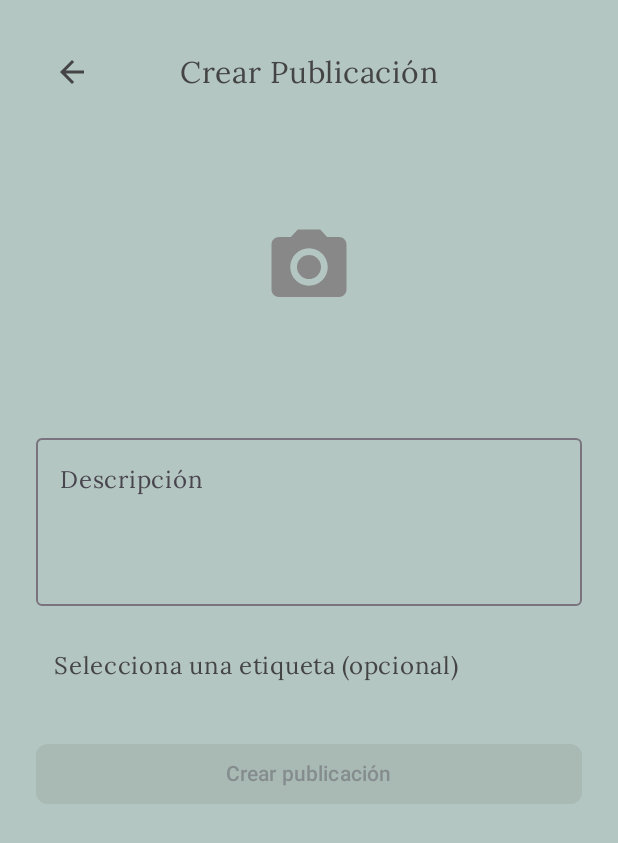
After one commit to emermelada/ArtCenter, an Android app built with Jetpack Compose: the composable PublicationScreen shown on its own in the app's theme, on a phone screen of 412 x 824 dp. The commit adds this screen. Shown: the top 843 px of the screen. Run offline under Robolectric (Android 15) with nearby library versions, the phone set to English and light mode, and no system bars; network calls fail; pictures from the network do not load; 1 statement that could not run was skipped.

Commit message:
Crear publicaciones implementado.

```diff
--- /dev/null
+++ b/app/src/main/java/com/emermelada/artcenter/data/model/publications/PublicationRequest.kt
@@ -0,0 +1,6 @@
+package com.emermelada.artcenter.data.model.publications
+
+data class PublicationRequest(
+    val descripcion: String?,
+    val id_etiqueta: Int?
+)
--- /dev/null
+++ b/app/src/main/java/com/emermelada/artcenter/data/model/publications/PublicationSimple.kt
@@ -0,0 +1,6 @@
+package com.emermelada.artcenter.data.model.publications
+
+data class PublicationSimple(
+    val id: Int,
+    val urlContenido: String
+)
--- /dev/null
+++ b/app/src/main/java/com/emermelada/artcenter/data/model/tags/Tag.kt
@@ -0,0 +1,6 @@
+package com.emermelada.artcenter.data.model.tags
+
+data class Tag(
+    val id: Int,
+    val nombre: String
+)
--- a/app/src/main/java/com/emermelada/artcenter/data/remote/ArtCenterApiService.kt
+++ b/app/src/main/java/com/emermelada/artcenter/data/remote/ArtCenterApiService.kt
@@ -5,11 +5,17 @@ import com.emermelada.artcenter.data.model.categories.CategorySimple
 import com.emermelada.artcenter.data.model.profile.ProfilePictureResponse
 import com.emermelada.artcenter.data.model.profile.User
 import com.emermelada.artcenter.data.model.profile.UserUpdateRequest
+import com.emermelada.artcenter.data.model.publications.Publication
+import com.emermelada.artcenter.data.model.publications.PublicationRequest
+import com.emermelada.artcenter.data.model.publications.PublicationSimple
 import com.emermelada.artcenter.data.model.subcategories.Subcategory
 import com.emermelada.artcenter.data.model.subcategories.SubcategoryRequest
+import com.emermelada.artcenter.data.model.tags.Tag
 import okhttp3.MultipartBody
+import okhttp3.RequestBody
 import okhttp3.ResponseBody
 import retrofit2.Call
+import retrofit2.Response
 import retrofit2.http.Body
 import retrofit2.http.DELETE
 import retrofit2.http.GET
@@ -77,4 +83,25 @@ interface ArtCenterApiService {
         @Path("idSubcategoria") idSubcategoria: Int,
         @Body subcategory: Subcategory
     ): Call<ResponseBody>
+
+    // Métodos para publicaciones
+
+    @GET("publicaciones")
+    fun getAllPublications(): Call<List<PublicationSimple>>
+
+    @GET("publicaciones/{id}")
+    fun getPublicationById(@Path("id") id: Int): Call<Publication>
+
+    @Multipart
+    @POST("publicaciones")
+    suspend fun createPublication(
+        @Part file: MultipartBody.Part,
+        @Part("descripcion") descripcion: RequestBody?,
+        @Part("id_etiqueta") id_etiqueta: RequestBody?
+    ): Response<ResponseBody>
+
+    // Métodos para etiquetas
+
+    @GET("etiquetas")
+    fun getAllTags(): Call<List<Tag>>
 }
--- /dev/null
+++ b/app/src/main/java/com/emermelada/artcenter/data/repositories/TagsRepository.kt
@@ -0,0 +1,34 @@
+package com.emermelada.artcenter.data.repositories
+
+import com.emermelada.artcenter.data.model.result.Result
+import com.emermelada.artcenter.data.model.tags.Tag
+import com.emermelada.artcenter.data.remote.RetroFitInstance
+import kotlinx.coroutines.Dispatchers
+import kotlinx.coroutines.withContext
+import org.json.JSONObject
+import javax.inject.Singleton
+
+@Singleton
+class TagsRepository {
+    private val api = RetroFitInstance.api
+
+    suspend fun getAllTags(): Result<List<Tag>> {
+        return withContext(Dispatchers.IO) {
+            val response = api.getAllTags().execute()
+            if (response.isSuccessful) {
+                Result(
+                    data = response.body(),
+                    msg = null,
+                    code = response.code()
+                )
+            } else {
+                val errorMsg = JSONObject(response.errorBody()?.string() ?: "{}").optString("msg")
+                Result(
+                    data = null,
+                    msg = errorMsg,
+                    code = response.code()
+                )
+            }
+        }
+    }
+}
--- a/app/src/main/java/com/emermelada/artcenter/ui/navigation/Destinations.kt
+++ b/app/src/main/java/com/emermelada/artcenter/ui/navigation/Destinations.kt
@@ -12,4 +12,5 @@ object Destinations {
     const val PROFILE = "profile"
     const val CREATE_CATEGORIES = "create_categories"
     const val CREATE_SUBCATEGORIES = "create_subcategories"
+    const val PUBLICATION = "publication"
 }
--- /dev/null
+++ b/app/src/main/java/com/emermelada/artcenter/ui/screens/publication/PublicationScreen.kt
@@ -0,0 +1,231 @@
+package com.emermelada.artcenter.ui.screens.publication
+
+import android.net.Uri
+import androidx.activity.compose.rememberLauncherForActivityResult
+import androidx.activity.result.contract.ActivityResultContracts
+import androidx.compose.foundation.Image
+import androidx.compose.foundation.clickable
+import androidx.compose.foundation.layout.*
+import androidx.compose.foundation.shape.RoundedCornerShape
+import androidx.compose.material3.*
+import androidx.compose.material.icons.Icons
+import androidx.compose.material.icons.filled.ArrowBack
+import androidx.compose.material.icons.filled.Check
+import androidx.compose.material.icons.filled.PhotoCamera
+import androidx.compose.runtime.*
+import androidx.compose.ui.Alignment
+import androidx.compose.ui.Modifier
+import androidx.compose.ui.graphics.Color
+import androidx.compose.ui.layout.ContentScale
+import androidx.compose.ui.platform.LocalContext
+import androidx.compose.ui.text.TextStyle
+import androidx.compose.ui.unit.dp
+import androidx.compose.ui.unit.sp
+import androidx.hilt.navigation.compose.hiltViewModel
+import coil.compose.rememberAsyncImagePainter
+import com.emermelada.artcenter.data.model.tags.Tag
+import com.emermelada.artcenter.ui.UiState
+import java.io.File
+import java.io.FileOutputStream
+
+@Composable
+fun PublicationScreen(
+    onClickNav: (String) -> Unit,
+    viewModel: PublicationViewModel = hiltViewModel()
+) {
+    val context = LocalContext.current
+
+    val tagsState by viewModel.tagsState.collectAsState()
+    val uploadState by viewModel.uploadState.collectAsState()
+
+    var selectedImageUri by remember { mutableStateOf<Uri?>(null) }
+    var selectedImageFile by remember { mutableStateOf<File?>(null) }
+    var descripcion by remember { mutableStateOf("") }
+
+    var expandedTags by remember { mutableStateOf(false) }
+    var selectedTagName by remember { mutableStateOf<String?>(null) }
+
+    // Selector de imagen usando ActivityResultLauncher
+    val pickImage = rememberLauncherForActivityResult(ActivityResultContracts.GetContent()) { uri: Uri? ->
+        uri?.let {
+            selectedImageUri = it
+            // Guardar localmente para subir después
+            try {
+                val inputStream = context.contentResolver.openInputStream(it)
+                val tempFile = File(context.cacheDir, "publication_temp.jpg")
+                val outputStream = FileOutputStream(tempFile)
+                inputStream?.copyTo(outputStream)
+                selectedImageFile = tempFile
+            } catch (e: Exception) {
+                selectedImageFile = null
+            }
+        }
+    }
+
+    // Cargar etiquetas cuando la pantalla se inicia
+    LaunchedEffect(Unit) {
+        viewModel.fetchTags()
+    }
+
+    Column(
+        modifier = Modifier
+            .fillMaxSize()
+            .padding(24.dp),
+        horizontalAlignment = Alignment.CenterHorizontally
+    ) {
+        Box(
+            modifier = Modifier
+                .fillMaxWidth()
+                .height(48.dp),
+            contentAlignment = Alignment.Center
+        ) {
+            Text(
+                text = "Crear Publicación",
+                fontSize = 20.sp,
+                color = Color.DarkGray
+            )
+
+            IconButton(
+                onClick = { onClickNav("categories") },
+                modifier = Modifier.align(Alignment.CenterStart)
+            ) {
+                Icon(
+                    imageVector = Icons.Default.ArrowBack,
+                    contentDescription = "Volver",
+                    tint = Color.DarkGray
+                )
+            }
+        }
+
+        Spacer(modifier = Modifier.height(16.dp))
+
+        // Mostrar imagen seleccionada o botón para seleccionar
+        Box(
+            modifier = Modifier
+                .size(180.dp)
+                .clickable { pickImage.launch("image/*") },
+            contentAlignment = Alignment.Center
+        ) {
+            if (selectedImageUri != null) {
+                Image(
+                    painter = rememberAsyncImagePainter(selectedImageUri),
+                    contentDescription = "Imagen seleccionada",
+                    modifier = Modifier.fillMaxSize(),
+                    contentScale = ContentScale.Crop
+                )
+            } else {
+                Icon(
+                    imageVector = Icons.Default.PhotoCamera,
+                    contentDescription = "Selecciona una imagen",
+                    tint = Color.Gray,
+                    modifier = Modifier.size(60.dp)
+                )
+            }
+        }
+
+        Spacer(modifier = Modifier.height(16.dp))
+
+        // Descripción
+        OutlinedTextField(
+            value = descripcion,
+            onValueChange = { descripcion = it },
+            label = { Text("Descripción") },
+            modifier = Modifier
+                .fillMaxWidth()
+                .height(120.dp),
+            textStyle = TextStyle(color = Color.DarkGray),
+            maxLines = 4
+        )
+
+        Spacer(modifier = Modifier.height(16.dp))
+
+        // Selector de etiqueta (opcional)
+        Box(
+            modifier = Modifier
+                .fillMaxWidth()
+                .wrapContentSize(Alignment.TopStart)
+        ) {
+            Text(
+                text = selectedTagName ?: "Selecciona una etiqueta (opcional)",
+                modifier = Modifier
+                    .clickable { expandedTags = !expandedTags }
+                    .padding(12.dp),
+                color = Color.DarkGray
+            )
+            DropdownMenu(
+                expanded = expandedTags,
+                onDismissRequest = { expandedTags = false },
+                modifier = Modifier.fillMaxWidth()
+            ) {
+                DropdownMenuItem(
+                    text = { Text("Ninguna") },
+                    onClick = {
+                        selectedTagName = null
+                        viewModel.selectedTagId = null
+                        expandedTags = false
+                    }
+                )
+                when (tagsState) {
+                    is UiState.Success<*> -> {
+                        val tags = (tagsState as UiState.Success<List<Tag>>).data
+                        tags.forEach { tag ->
+                            DropdownMenuItem(
+                                text = { Text(tag.nombre) },
+                                onClick = {
+                                    selectedTagName = tag.nombre
+                                    viewModel.selectedTagId = tag.id
+                                    expandedTags = false
+                                }
+                            )
+                        }
+                    }
+                    is UiState.Loading -> {
+                        DropdownMenuItem(text = { Text("Cargando etiquetas...") }, onClick = {})
+                    }
+                    is UiState.Error -> {
+                        DropdownMenuItem(text = { Text("Error cargando etiquetas") }, onClick = {})
+                    }
+                    else -> {}
+                }
+            }
+        }
+
+        Spacer(modifier = Modifier.height(24.dp))
+
+        Button(
+            onClick = {
+                if (selectedImageFile != null) {
+                    viewModel.uploadPublication(selectedImageFile!!, descripcion)
+                }
+            },
+            enabled = selectedImageFile != null,
+            modifier = Modifier.fillMaxWidth(),
+            shape = RoundedCornerShape(8.dp)
+        ) {
+            Text("Crear publicación")
+        }
+
+        Spacer(modifier = Modifier.height(12.dp))
+
+        when (uploadState) {
+            is UiState.Loading -> {
+                CircularProgressIndicator()
+            }
+            is UiState.Success<*> -> {
+                Text(
+                    text = (uploadState as UiState.Success<String>).data,
+                    color = Color(0xFF4CAF50),
+                    fontSize = 14.sp
+                )
+            }
+            is UiState.Error -> {
+                Text(
+                    text = (uploadState as UiState.Error).message,
+                    color = Color.Red,
+                    fontSize = 14.sp
+                )
+            }
+            else -> {}
+        }
+    }
+}
--- /dev/null
+++ b/app/src/main/java/com/emermelada/artcenter/ui/screens/publication/PublicationViewModel.kt
@@ -0,0 +1,62 @@
+package com.emermelada.artcenter.ui.screens.publication
+
+import androidx.lifecycle.ViewModel
+import androidx.lifecycle.viewModelScope
+import com.emermelada.artcenter.data.model.publications.PublicationRequest
+import com.emermelada.artcenter.data.model.tags.Tag
+import com.emermelada.artcenter.data.repositories.PublicationRepository
+import com.emermelada.artcenter.data.repositories.TagsRepository
+import com.emermelada.artcenter.ui.UiState
+import kotlinx.coroutines.flow.MutableStateFlow
+import kotlinx.coroutines.flow.StateFlow
+import kotlinx.coroutines.flow.asStateFlow
+import kotlinx.coroutines.launch
+import java.io.File
+
+class PublicationViewModel(
+    private val publicationRepository: PublicationRepository = PublicationRepository(),
+    private val tagsRepository: TagsRepository = TagsRepository()
+) : ViewModel() {
+
+    private val _tagsState = MutableStateFlow<UiState>(UiState.Loading)
+    val tagsState: StateFlow<UiState> = _tagsState.asStateFlow()
+
+    private val _uploadState = MutableStateFlow<UiState>(UiState.Idle)
+    val uploadState: StateFlow<UiState> = _uploadState.asStateFlow()
+
+    var selectedTagId: Int? = null
+
+    fun fetchTags() {
+        viewModelScope.launch {
+            _tagsState.value = UiState.Loading
+            val result = tagsRepository.getAllTags()
+            if (result.data != null) {
+                _tagsState.value = UiState.Success(result.data)
+            } else {
+                _tagsState.value = UiState.Error(result.msg ?: "Error cargando etiquetas")
+            }
+        }
+    }
+
+    fun uploadPublication(imageFile: File, descripcion: String) {
+        viewModelScope.launch {
+            _uploadState.value = UiState.Loading
+            try {
+                val publicationRequest = PublicationRequest(
+                    descripcion = descripcion.takeIf { it.isNotBlank() },
+                    id_etiqueta = selectedTagId
+                )
+
+                val result = publicationRepository.createPublication(imageFile, publicationRequest)
+
+                if (result.code in listOf(200, 201)) {
+                    _uploadState.value = UiState.Success("Publicación creada correctamente")
+                } else {
+                    _uploadState.value = UiState.Error(result.msg ?: "Error al crear publicación")
+                }
+            } catch (e: Exception) {
+                _uploadState.value = UiState.Error("Error al subir la publicación: ${e.localizedMessage}")
+            }
+        }
+    }
+}
```
Also changed, not shown: app/src/main/java/com/emermelada/artcenter/data/model/publications/Publication.kt (added, +10 -0 lines), app/src/main/java/com/emermelada/artcenter/data/repositories/PublicationRepositoy.kt (added, +92 -0 lines), app/src/main/java/com/emermelada/artcenter/ui/navigation/AppNavGraph.kt (+7 -3 lines), app/src/main/java/com/emermelada/artcenter/ui/screens/MainScaffold.kt (+5 -5 lines), app/src/main/java/com/emermelada/artcenter/ui/screens/feed/FeedScreen.kt (+54 -1 lines).
